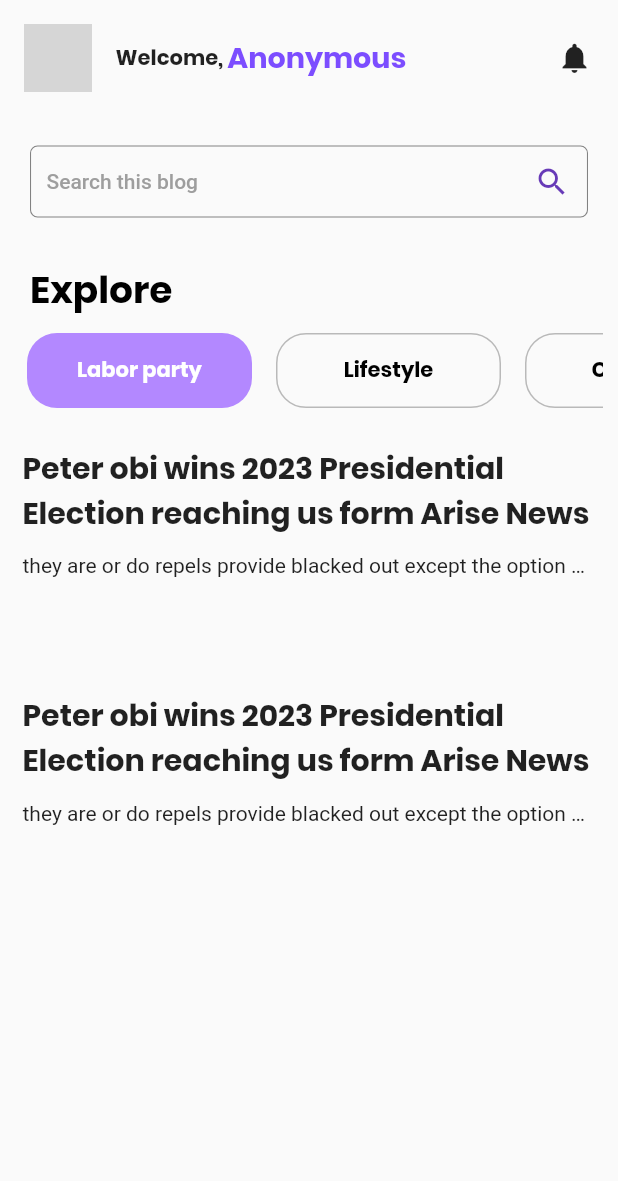
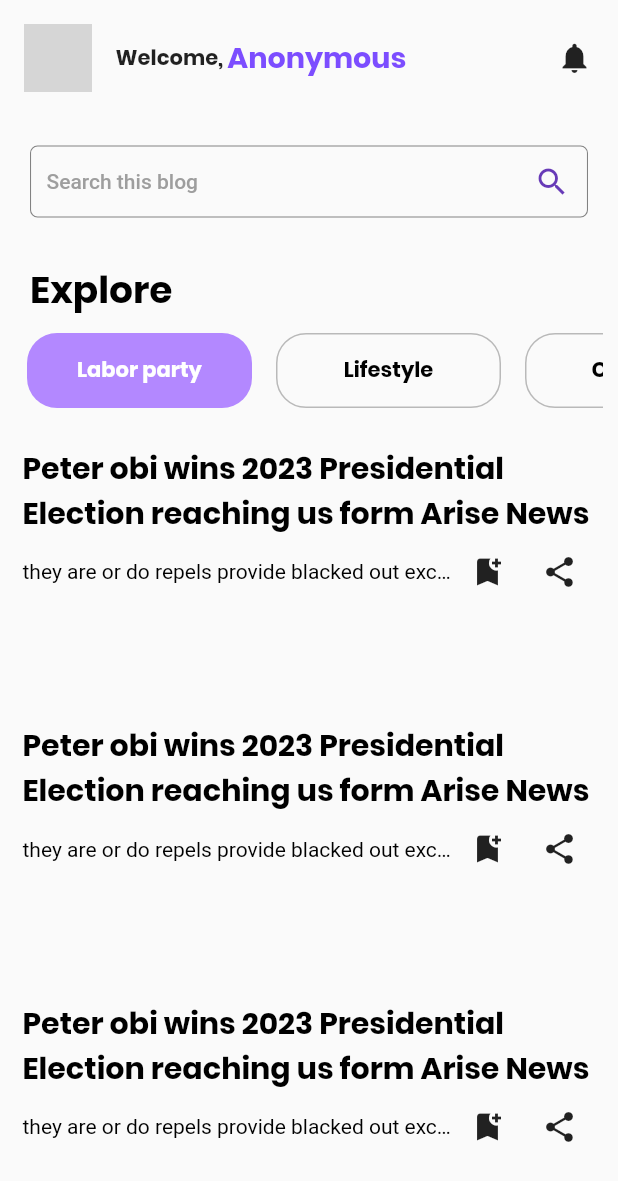
Before and after one commit to britt21/krystal-Digital, a Flutter app: the screen it shows after launch, on a phone screen of 412 x 824 dp. Shown: the top 1181 px of the screen. Run offline on Flutter 3.47's test engine with Material 2 defaults, Android fonts, the light colour scheme and no system bars; our stand-ins replace flutter_spinkit, get, get_storage, logger, share_plus; missing offline and left inert: blurry_modal_progress_hud; network calls fail; grey boxes are pictures that could not be loaded.

Commit message:
Post Production

```diff
--- a/lib/home/home.dart
+++ b/lib/home/home.dart
@@ -3,10 +3,11 @@ import 'package:flutter_spinkit/flutter_spinkit.dart';
 import 'package:get/get.dart';
 import 'package:blurry_modal_progress_hud/blurry_modal_progress_hud.dart';
 import 'package:krystal_digital/home/profile_image.dart';
-import 'package:krystal_digital/utils/build_card.dart';
-import 'package:krystal_digital/utils/utils.dart';
-import '../utils/text_field.dart';
-
+import 'package:krystal_digital/utils/widget/blog_items.dart';
+import 'package:krystal_digital/utils/widget/build_card.dart';
+import 'package:krystal_digital/utils/widget/utils.dart';
+import '../utils/widget/text_field.dart';
+import 'package:share_plus/share_plus.dart';
 
 class HomeScreen extends StatefulWidget {
   @override
@@ -17,6 +18,7 @@ class _HomeScreenState extends State<HomeScreen> {
   bool _isLoading = true;
 
   List tabs = <Widget>[];
+  List blogs = <Widget>[];
 
   @override
   void initState() {
@@ -27,6 +29,35 @@ class _HomeScreenState extends State<HomeScreen> {
     tabs.add(buildCard("Bitcoin", false));
     tabs.add(buildCard("Tech", false));
 
+    blogs.add(blog_item("Peter obi wins 2023 Presidential Election reaching us form Arise News",
+        "they are or do repels provide blacked out except the option criticize",
+            () {
+      print("BLACKBOB");
+    }, (){
+      Share.share("they are or do repels provide blacked out except the option criticize");
+    }));
+    blogs.add(blog_item("Peter obi wins 2023 Presidential Election reaching us form Arise News",
+        "they are or do repels provide blacked out except the option criticize",
+            () {
+      print("BLACKBOB");
+    }, (){
+      Share.share("they are or do repels provide blacked out except the option criticize");
+    }));
+
+    blogs.add(blog_item("Peter obi wins 2023 Presidential Election reaching us form Arise News",
+        "they are or do repels provide blacked out except the option criticize",
+            () {
+      print("BLACKBOB");
+    }, (){
+      Share.share("they are or do repels provide blacked out except the option criticize");
+    }));
+    blogs.add(blog_item("Peter obi wins 2023 Presidential Election reaching us form Arise News",
+        "they are or do repels provide blacked out except the option criticize",
+            () {
+      print("BLACKBOB");
+    }, (){
+      Share.share("they are or do repels provide blacked out except the option criticize");
+    }));
 
     Future.delayed(Duration(milliseconds: 1500), () {
       setState(() {
@@ -55,7 +86,7 @@ class _HomeScreenState extends State<HomeScreen> {
                     ),
                   ),
                 ),
-                Text(
+                const Text(
                   "Welcome, ",
                   style: TextStyle(
                       fontWeight: FontWeight.bold,
@@ -112,89 +143,24 @@ class _HomeScreenState extends State<HomeScreen> {
                     itemCount: tabs.length,
                     itemBuilder: (BuildContext context, int index) {
                       return GestureDetector(
-                    onTap: (){
+                          onTap: () {
                             print("${tabs[index]}");
                           },
-                    child:  tabs[index]
-                    );
+                          child: tabs[index]);
                     },
-                )
+                  )),
+            ),
+            Container(
+              width: 300,
+              height: 550,
+              child: ListView.builder(
+                scrollDirection: Axis.vertical,
+                itemCount: blogs.length,
+                itemBuilder: (BuildContext context, int index) {
+                  return blogs[index];
+                },
               ),
             ),
-            Padding(
-              padding: const EdgeInsets.only(top: 15.0,left: 15,right: 15),
-              child: Container(
-                child: Column(
-                  children: [
-                    Row(
-                      children: [
-                        Expanded(
-                          child: Text(
-                            "Peter obi wins 2023 Presidential Election reaching us form Arise News",
-                            style: TextStyle(
-                              fontSize: 20,
-                              fontFamily: "Poppins",
-                            ),
-                            overflow: TextOverflow.visible,
-                          ),
-                        ),
-                      ],
-                    ),
-                    SizedBox(height: 12,),
-                    Expanded(
-                      child: Text(
-                        "they are or do repels provide blacked out except the option criticize",
-                        style: TextStyle(
-                          fontWeight: FontWeight.w400
-                        ),
-                        overflow: TextOverflow.ellipsis,
-                        maxLines: 1,
-                      ),
-                    ),
-
-                  ],
-                ),
-                height: 150,
-                width: MediaQuery.of(context).size.width,
-              ),
-            ),
-     Padding(
-              padding: const EdgeInsets.only(top: 15.0,left: 15,right: 15),
-              child: Container(
-                child: Column(
-                  children: [
-                    Row(
-                      children: [
-                        Expanded(
-                          child: Text(
-                            "Peter obi wins 2023 Presidential Election reaching us form Arise News",
-                            style: TextStyle(
-                              fontSize: 20,
-                              fontFamily: "Poppins",
-                            ),
-                            overflow: TextOverflow.visible,
-                          ),
-                        ),
-                      ],
-                    ),
-                    SizedBox(height: 12,),
-                    Expanded(
-                      child: Text(
-                        "they are or do repels provide blacked out except the option criticize",
-                        style: TextStyle(
-                          fontWeight: FontWeight.w400
-                        ),
-                        overflow: TextOverflow.ellipsis,
-                        maxLines: 1,
-                      ),
-                    ),
-
-                  ],
-                ),
-                height: 150,
-                width: MediaQuery.of(context).size.width,
-              ),
-            )
 
           ],
         ),
--- /dev/null
+++ b/lib/home/service/blog_service.dart
@@ -0,0 +1,13 @@
+
+
+class BlogService{
+
+  getBlogs(){
+
+  }
+
+
+  getSingleBlog(){
+
+  }
+}
--- /dev/null
+++ b/lib/utils/widget/blog_items.dart
@@ -0,0 +1,54 @@
+import 'package:flutter/material.dart';
+import 'package:share_plus/share_plus.dart';
+
+Widget blog_item(title, body, VoidCallback Onclickbookmark,OnclickShare) {
+
+
+  return Padding(
+    padding: const EdgeInsets.only(top: 15.0, left: 15, right: 15),
+    child: Container(
+      child: Column(
+        children: [
+          Row(
+            children: [
+              Expanded(
+                child: Text(
+                  title,
+                  // "Peter obi wins 2023 Presidential Election reaching us form Arise News",
+                  style: TextStyle(
+                    color:  Colors.black,
+                    fontSize: 20,
+                    fontFamily: "Poppins",
+                  ),
+                  overflow: TextOverflow.visible,
+                ),
+              ),
+            ],
+          ),
+
+          Row(
+            children: [
+              Expanded(
+                child: Text(
+                  "they are or do repels provide blacked out except the option criticize",
+                  style: TextStyle(fontWeight: FontWeight.w400,color: Colors.black),
+                  overflow: TextOverflow.ellipsis,
+                  maxLines: 1,
+                  softWrap: true,
+                ),
+              ),
+              IconButton(
+                  onPressed: Onclickbookmark,
+                  icon: Icon(Icons.bookmark_add)),
+              IconButton(
+                  onPressed: OnclickShare,
+                  icon: Icon(Icons.share))
+            ],
+          )
+        ],
+      ),
+      height: 170,
+      width: 500,
+    ),
+  );
+}
--- a/pubspec.yaml
+++ b/pubspec.yaml
@@ -35,6 +35,7 @@ dependencies:
   blurry_modal_progress_hud: ^1.0.3
   http:
   get_storage: ^2.0.3
+  share_plus: ^6.3.1
   logger:
 
 
```
Also changed, not shown: lib/home/controller/blog_controller.dart (added), lib/utils/widget/build_card.dart (renamed from lib/utils/build_card.dart), lib/utils/widget/text_field.dart (renamed from lib/utils/text_field.dart), lib/utils/widget/utils.dart (renamed from lib/utils/utils.dart), pubspec.lock, 5 other files. Lines whose indentation alone changed are shown as unchanged.
